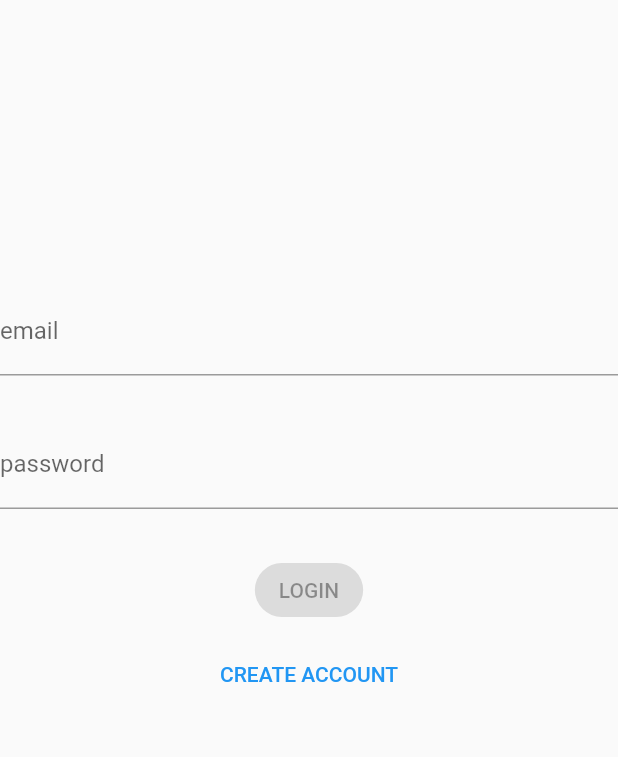
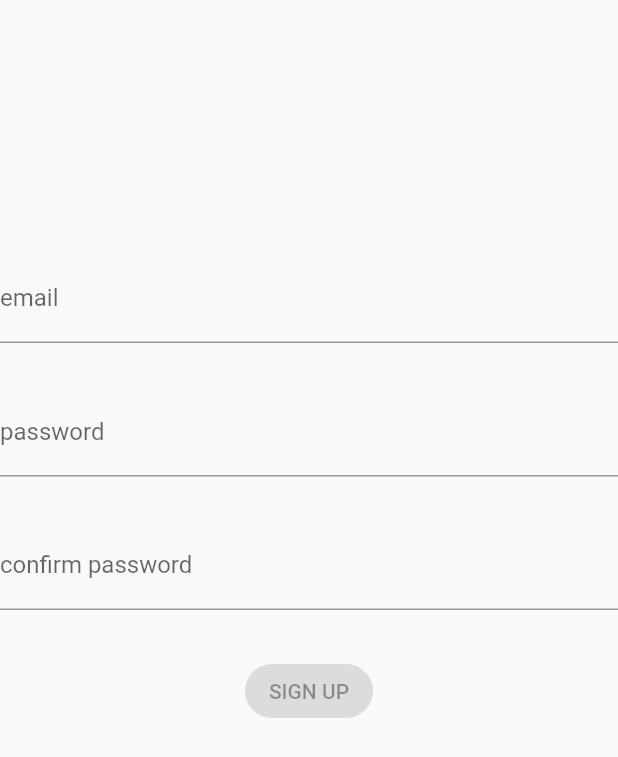
Before and after one commit to materoy/Siemens-hackathon-safety-marker, a Flutter app: the screen it shows after launch, after a tap on "CREATE ACCOUNT", on a phone screen of 412 x 824 dp. Shown: the top 757 px of the screen. Run offline on Flutter 3.47's test engine with Material 2 defaults, Android fonts, the phone set to English and light mode, and no system bars; our stand-ins replace bloc, cloud_firestore, equatable, firebase_auth, firebase_core, flutter_bloc and 1 more; accounts and stored records are empty; generated files the repository leaves out were written again.

Commit message:
impl signup form

```diff
--- /dev/null
+++ b/lib/app/modules/signup/cubit/signup_state.dart
@@ -0,0 +1,34 @@
+part of 'signup_cubit.dart';
+
+enum ConfirmPasswordValidationError { invalid }
+
+class SignupState extends Equatable {
+  const SignupState({
+    this.email = const Email.pure(),
+    this.password = const Password.pure(),
+    this.confirmPassword = const ConfirmPassword.pure(),
+    this.status = FormzStatus.pure,
+  });
+
+  final Email email;
+  final Password password;
+  final ConfirmPassword confirmPassword;
+  final FormzStatus status;
+
+  @override
+  List<Object> get props => [email, password, confirmPassword, status];
+
+  SignupState copyWith({
+    Email? email,
+    Password? password,
+    ConfirmPassword? confirmPassword,
+    FormzStatus? status,
+  }) {
+    return SignupState(
+      email: email ?? this.email,
+      password: password ?? this.password,
+      confirmPassword: confirmPassword ?? this.confirmPassword,
+      status: status ?? this.status,
+    );
+  }
+}
--- a/lib/app/modules/signup/signup.dart
+++ b/lib/app/modules/signup/signup.dart
@@ -0,0 +1 @@
+export 'view/signup_page.dart';
--- /dev/null
+++ b/lib/app/modules/signup/view/signup_page.dart
@@ -0,0 +1,149 @@
+import 'package:authentication/authentication.dart';
+import 'package:flutter/material.dart';
+import 'package:flutter_bloc/flutter_bloc.dart';
+import 'package:siemens_hackathon_safety_marker/app/modules/signup/cubit/signup_cubit.dart';
+import 'package:formz/formz.dart';
+
+class SignupPage extends StatelessWidget {
+  const SignupPage({Key? key}) : super(key: key);
+
+  @override
+  Widget build(BuildContext context) {
+    return Scaffold(
+      body: BlocProvider<SignupCubit>(
+        create: (context) =>
+            SignupCubit(context.read<AuthenticationRepository>()),
+        child: const SignupForm(),
+      ),
+    );
+  }
+}
+
+class SignupForm extends StatelessWidget {
+  const SignupForm({Key? key}) : super(key: key);
+
+  @override
+  Widget build(BuildContext context) {
+    return BlocListener<SignupCubit, SignupState>(
+      listener: (context, state) {
+        if (state.status.isSubmissionSuccess) {
+          Navigator.pop(context);
+        } else if (state.status.isSubmissionFailure) {
+          ScaffoldMessenger.of(context)
+            ..hideCurrentSnackBar()
+            ..showSnackBar(const SnackBar(content: Text('Sign up failed')));
+        }
+      },
+      child: Align(
+        alignment: const Alignment(0, -1 / 3),
+        child: Column(
+          mainAxisSize: MainAxisSize.min,
+          children: [
+            _EmailInput(),
+            const SizedBox(height: 8),
+            _PasswordInput(),
+            const SizedBox(height: 8),
+            _ConfirmPasswordInput(),
+            const SizedBox(height: 8),
+            _SignupButton(),
+          ],
+        ),
+      ),
+    );
+  }
+}
+
+class _EmailInput extends StatelessWidget {
+  @override
+  Widget build(BuildContext context) {
+    return BlocBuilder<SignupCubit, SignupState>(
+      buildWhen: (previous, current) => previous.email != current.email,
+      builder: (context, state) {
+        return TextField(
+          key: const Key('signupForm_emailInput_textField'),
+          onChanged: (email) => context.read<SignupCubit>().emailChanged(email),
+          keyboardType: TextInputType.emailAddress,
+          decoration: InputDecoration(
+            labelText: 'email',
+            helperText: '',
+            errorText: state.email.invalid ? 'invalid email' : null,
+          ),
+        );
+      },
+    );
+  }
+}
+
+class _PasswordInput extends StatelessWidget {
+  @override
+  Widget build(BuildContext context) {
+    return BlocBuilder<SignupCubit, SignupState>(
+      buildWhen: (previous, current) => previous.password != current.password,
+      builder: (context, state) {
+        return TextField(
+          key: const Key('signupForm_passwordInput_textField'),
+          onChanged: (password) =>
+              context.read<SignupCubit>().passwordChanged(password),
+          obscureText: true,
+          decoration: InputDecoration(
+            labelText: 'password',
+            helperText: '',
+            errorText: state.password.invalid ? 'invalid password' : null,
+          ),
+        );
+      },
+    );
+  }
+}
+
+class _ConfirmPasswordInput extends StatelessWidget {
+  @override
+  Widget build(BuildContext context) {
+    return BlocBuilder<SignupCubit, SignupState>(
+      buildWhen: (previous, current) =>
+          previous.password != current.password ||
+          previous.confirmPassword != current.confirmPassword,
+      builder: (context, state) {
+        return TextField(
+          key: const Key('signupForm_confirmPasswordInput_textField'),
+          onChanged: (confirmPassword) => context
+              .read<SignupCubit>()
+              .confirmPasswordChanged(confirmPassword),
+          obscureText: true,
+          decoration: InputDecoration(
+            labelText: 'confirm password',
+            helperText: '',
+            errorText:
+                state.confirmPassword.invalid ? 'passwords do not match' : null,
+          ),
+        );
+      },
+    );
+  }
+}
+
+class _SignupButton extends StatelessWidget {
+  @override
+  Widget build(BuildContext context) {
+    return BlocBuilder<SignupCubit, SignupState>(
+      buildWhen: (previous, current) => previous.status != current.status,
+      builder: (context, state) {
+        return state.status.isSubmissionInProgress
+            ? const CircularProgressIndicator()
+            : ElevatedButton(
+                key: const Key('signupForm_continue_raisedButton'),
+                style: ElevatedButton.styleFrom(
+                  shape: RoundedRectangleBorder(
+                    borderRadius: BorderRadius.circular(30),
+                  ),
+                  primary: Colors.orangeAccent,
+                ),
+                onPressed: state.status.isValidated
+                    ? () => context.read<SignupCubit>().signupFormSubmitted()
+                    : null,
+                child: const Text('SIGN UP'),
+              );
+      },
+    );
+  }
+}
--- a/lib/app/routes/app_pages.dart
+++ b/lib/app/routes/app_pages.dart
@@ -2,6 +2,7 @@ import 'package:flutter/material.dart';
 import 'package:siemens_hackathon_safety_marker/app/modules/alert/alert.dart';
 import 'package:siemens_hackathon_safety_marker/app/modules/home/home.dart';
 import 'package:siemens_hackathon_safety_marker/app/modules/login/login.dart';
+import 'package:siemens_hackathon_safety_marker/app/modules/signup/signup.dart';
 import 'package:siemens_hackathon_safety_marker/app/modules/settings/settings.dart';
 
 part 'app_routes.dart';
@@ -21,5 +22,6 @@ class AppPages {
     _Paths.USERS_WELFARE: (_) => const UsersWealfarePage(),
     _Paths.RESCUE: (_) => const RescuePage(),
     _Paths.LOGIN: (_) => const LoginPage(),
+    _Paths.SIGNUP: (_) => const SignupPage(),
   };
 }
```
Also changed, not shown: lib/app/app.dart (+0 -12 lines), lib/app/modules/signup/cubit/signup_cubit.dart (added, +57 -0 lines).
